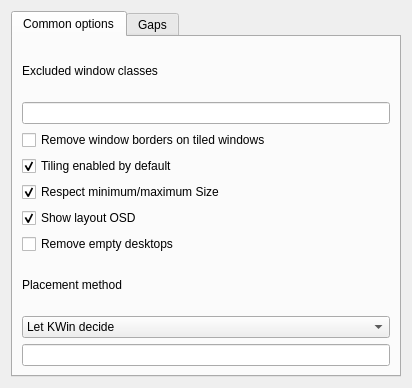
Old version of the form contents/ui/config.ui in the repository kwin-scripts/kwin-tiling.
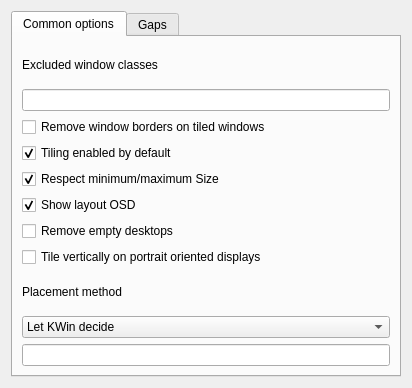
New version of the form.

Commit message: Add an option to apply gravity from right on portrait displays

What changed in the file:
```diff
--- a/contents/ui/config.ui
+++ b/contents/ui/config.ui
@@ -85,16 +85,26 @@
         </widget>
        </item>
        <item row="7" column="0">
+        <widget class="QCheckBox" name="kcfg_autorotatePortrait">
+         <property name="text">
+          <string>Tile vertically on portrait oriented displays</string>
+         </property>
+         <property name="checked">
+          <bool>false</bool>
+         </property>
+        </widget>
+       </item>
+       <item row="8" column="0">
         <widget class="QLabel" name="label_2">
          <property name="text">
           <string>Placement method</string>
          </property>
         </widget>
        </item>
-       <item row="9" column="0">
+       <item row="10" column="0">
         <widget class="QLineEdit" name="kcfg_layouts"/>
        </item>
-       <item row="8" column="0">
+       <item row="9" column="0">
         <widget class="QComboBox" name="kcfg_placement">
          <item>
           <property name="text">
```
The commit also changes 2 other files.
